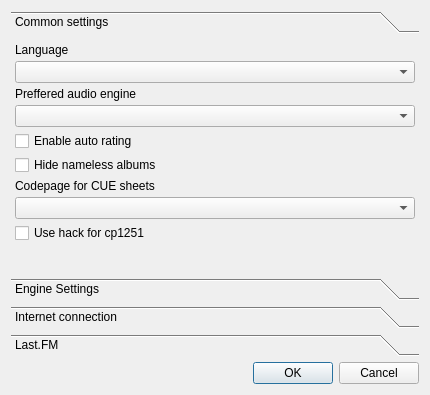
DrMoriarty/cuberok, file src/settings.ui: the form before one commit.
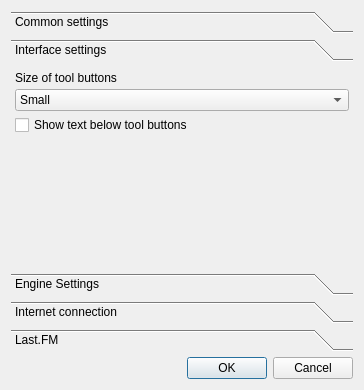
The form after the commit. The open tabs and pages were chosen to show the change. Icons and pictures are not drawn.

The edit to the form file:
```diff
--- a/src/settings.ui
+++ b/src/settings.ui
@@ -1,12 +1,12 @@
 <ui version="4.0" >
  <class>Settings</class>
- <widget class="QDialog" name="Settings" >
-  <property name="geometry" >
+ <widget class="QDialog" name="Settings">
+  <property name="geometry">
    <rect>
     <x>0</x>
     <y>0</y>
-    <width>430</width>
-    <height>395</height>
+    <width>364</width>
+    <height>390</height>
    </rect>
   </property>
   <property name="windowTitle" >
@@ -18,13 +18,13 @@
      <property name="currentIndex" >
       <number>0</number>
      </property>
-     <widget class="QWidget" name="page" >
-      <property name="geometry" >
+     <widget class="QWidget" name="page">
+      <property name="geometry">
        <rect>
         <x>0</x>
         <y>0</y>
-        <width>412</width>
-        <height>226</height>
+        <width>329</width>
+        <height>200</height>
        </rect>
       </property>
       <attribute name="label" >
@@ -37,24 +37,12 @@
        <property name="leftMargin" >
         <number>4</number>
        </property>
-       <property name="topMargin" >
+       <property name="spacing">
         <number>4</number>
        </property>
-       <property name="rightMargin" >
-        <number>4</number>
-       </property>
-       <property name="bottomMargin" >
-        <number>4</number>
-       </property>
-       <property name="horizontalSpacing" >
-        <number>4</number>
-       </property>
-       <property name="verticalSpacing" >
-        <number>4</number>
-       </property>
-       <item row="0" column="0" >
-        <widget class="QLabel" name="label_2" >
-         <property name="text" >
+       <item row="0" column="0">
+        <widget class="QLabel" name="label_2">
+         <property name="text">
           <string>Language</string>
          </property>
         </widget>
@@ -118,8 +106,67 @@
        </item>
       </layout>
      </widget>
-     <widget class="QWidget" name="page_2" >
-      <property name="geometry" >
+     <widget class="QWidget" name="page_5">
+      <attribute name="label">
+       <string>Interface settings</string>
+      </attribute>
+      <layout class="QVBoxLayout" name="verticalLayout">
+       <property name="spacing">
+        <number>4</number>
+       </property>
+       <property name="margin">
+        <number>4</number>
+       </property>
+       <item>
+        <widget class="QLabel" name="label_10">
+         <property name="text">
+          <string>Size of tool buttons</string>
+         </property>
+        </widget>
+       </item>
+       <item>
+        <widget class="QComboBox" name="comboBox_sizeToolbuttons">
+         <item>
+          <property name="text">
+           <string>Small</string>
+          </property>
+         </item>
+         <item>
+          <property name="text">
+           <string>Normal</string>
+          </property>
+         </item>
+         <item>
+          <property name="text">
+           <string>Large</string>
+          </property>
+         </item>
+        </widget>
+       </item>
+       <item>
+        <widget class="QCheckBox" name="checkBox_textToolbuttons">
+         <property name="text">
+          <string>Show text below tool buttons</string>
+         </property>
+        </widget>
+       </item>
+       <item>
+        <spacer name="verticalSpacer">
+         <property name="orientation">
+          <enum>Qt::Vertical</enum>
+         </property>
+         <property name="sizeHint" stdset="0">
+          <size>
+           <width>20</width>
+           <height>118</height>
+          </size>
+         </property>
+        </spacer>
+       </item>
+      </layout>
+     </widget>
+     <widget class="QWidget" name="page_2">
+      <property name="geometry">
        <rect>
         <x>0</x>
         <y>0</y>
@@ -393,8 +440,8 @@
      <property name="orientation" >
       <enum>Qt::Horizontal</enum>
      </property>
-     <property name="standardButtons" >
-      <set>QDialogButtonBox::Cancel|QDialogButtonBox::NoButton|QDialogButtonBox::Ok</set>
+     <property name="standardButtons">
+      <set>QDialogButtonBox::Cancel|QDialogButtonBox::Ok</set>
      </property>
      <property name="centerButtons" >
       <bool>false</bool>
```
Left out of the diff: 317 changed lines with no effect on the pictures.
